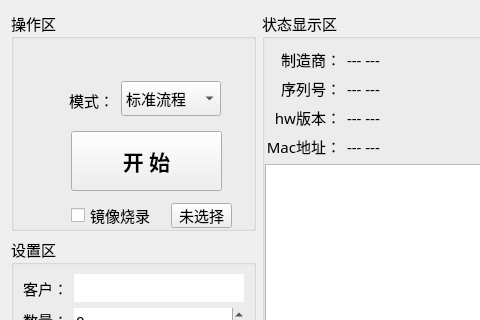
Old version of the form Node-Fvt/Node-Fvt/home/home_workwid.ui in the repository ChinaClever/ScalePoint; both pictures show x 0 to 480 and y 0 to 320 of the 1002 by 493 pixel window.
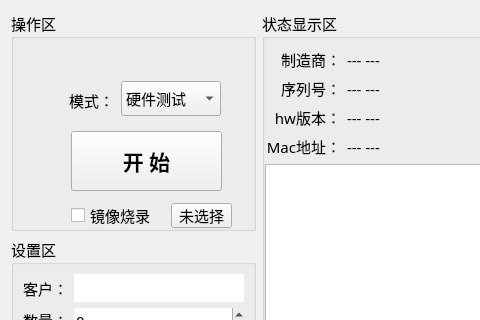
New version of the form.

```diff
--- a/Node-Fvt/Node-Fvt/home/home_workwid.ui
+++ b/Node-Fvt/Node-Fvt/home/home_workwid.ui
@@ -122,6 +122,9 @@
       <property name="contextMenuPolicy">
        <enum>Qt::NoContextMenu</enum>
       </property>
+      <property name="currentIndex">
+       <number>3</number>
+      </property>
       <item>
        <property name="text">
         <string>标准流程</string>
```
